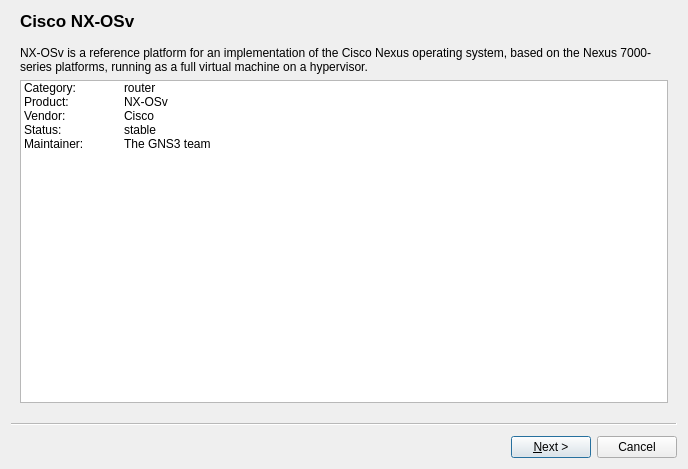
Before: the Qt Designer form gns3/ui/appliance_wizard.ui in GNS3/gns3-gui, drawn with Qt 5.
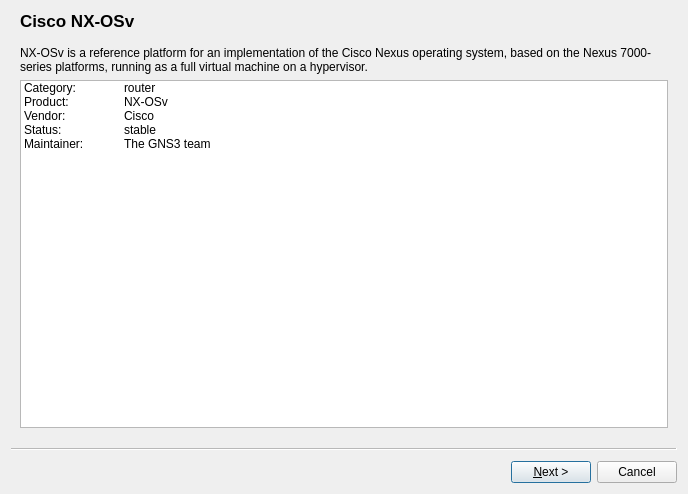
After: the same form once the commit is applied.

The edit to the form file:
```diff
--- a/gns3/ui/appliance_wizard.ui
+++ b/gns3/ui/appliance_wizard.ui
@@ -7,7 +7,7 @@
     <x>0</x>
     <y>0</y>
     <width>688</width>
-    <height>469</height>
+    <height>494</height>
    </rect>
   </property>
   <property name="sizePolicy">
@@ -19,7 +19,7 @@
   <property name="maximumSize">
    <size>
     <width>688</width>
-    <height>469</height>
+    <height>600</height>
    </size>
   </property>
   <property name="windowTitle">
```
Left out of the diff: 33 changed lines with no effect on the pictures.
